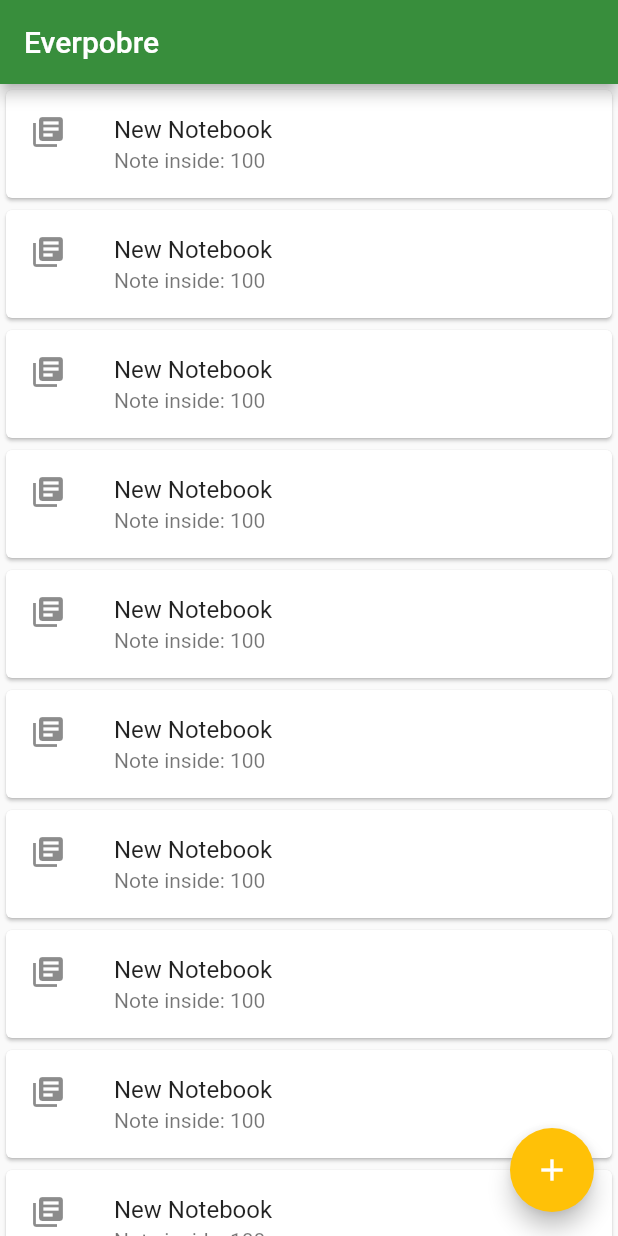
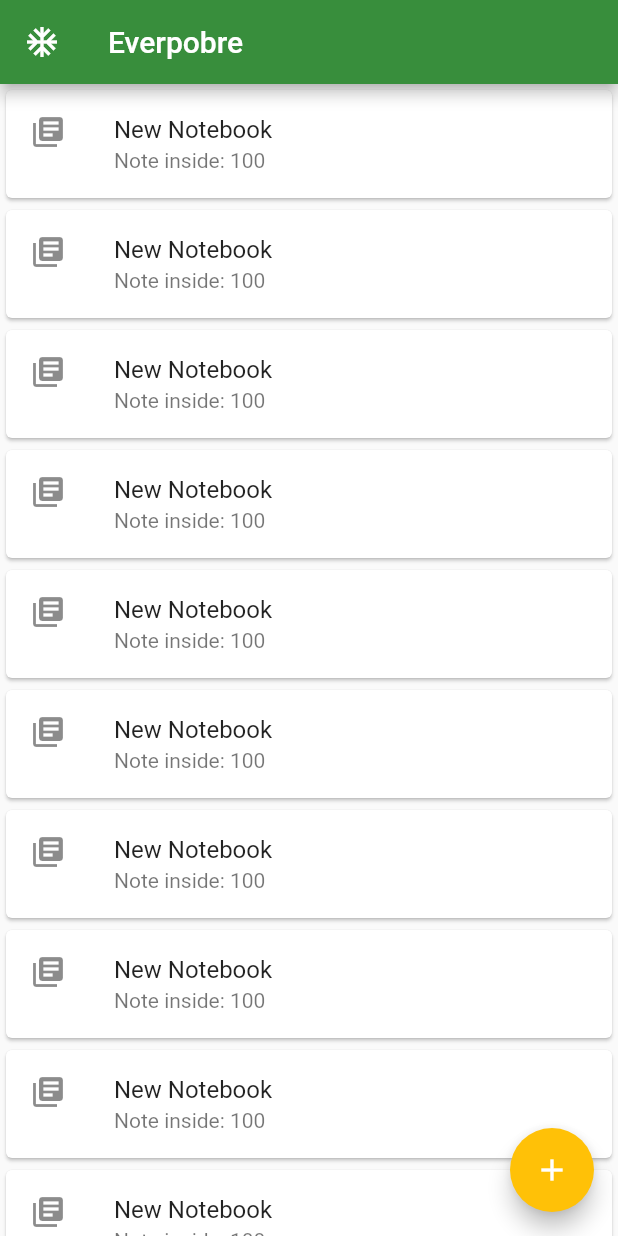
Before and after one commit to hadrign/practica_Flutter, a Flutter app: the screen it shows after launch, on a phone screen of 412 x 824 dp. Run offline on Flutter 3.47's test engine with Material 2 defaults, Android fonts, the phone set to English and light mode, and no system bars.

Commit message:
solver update list when go back issue

```diff
--- a/lib/scenes/notebooks_scene.dart
+++ b/lib/scenes/notebooks_scene.dart
@@ -39,7 +39,8 @@ class _NotebooksListViewState extends State<NotebooksListView> {
         return InkWell(
             onTap: () {
               Navigator.pushNamed(context, NotebookDetailWidget.routeName,
-                  arguments: widget._model[index]);
+                      arguments: widget._model[index])
+                  .then((value) => {setState(() {})});
             },
             child: NotebookSliver(widget._model, index));
       },
@@ -91,14 +92,27 @@ class _NotebookSliverState extends State<NotebookSliver> {
 
 final Notebooks modelNotebooks = Notebooks.testDataBuilder();
 
-class NotebooksWidget extends StatelessWidget {
+class NotebooksWidget extends StatefulWidget {
   static const routeName = "/";
 
   @override
+  _NotebooksWidgetState createState() => _NotebooksWidgetState();
+}
+
+class _NotebooksWidgetState extends State<NotebooksWidget> {
+  @override
   Widget build(BuildContext context) {
-    return Scaffold(
+    return WillPopScope(
+      onWillPop: () async => false,
+      child: Scaffold(
         appBar: AppBar(
           title: Text(TextResources.appName),
+          leading: IconButton(
+              icon: const Icon(Icons.ac_unit),
+              onPressed: () {
+                setState(() {});
+                Navigator.of(context).pop();
+              }),
         ),
         body: NotebooksListView(modelNotebooks), //NotesListView(model)
         floatingActionButton: FloatingActionButton(
@@ -107,6 +121,7 @@ class NotebooksWidget extends StatelessWidget {
           },
           child: const Icon(Icons.add),
         ),
+      ),
     );
   }
 }
--- a/lib/scenes/notes_scene.dart
+++ b/lib/scenes/notes_scene.dart
@@ -39,7 +39,8 @@ class _NotesListViewState extends State<NotesListView> {
         return InkWell(
           onTap: () {
             Navigator.pushNamed(context, NoteDetailWidget.routeName,
-                arguments: widget._model[index]);
+                    arguments: widget._model[index])
+                .then((value) => {setState(() {})});
           },
           child: NotesSliver(widget._model, index),
         );
```
Lines whose indentation alone changed are shown as unchanged.
